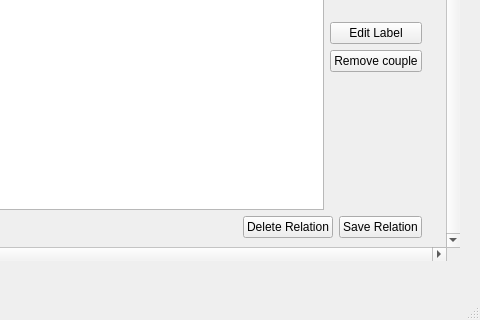
guillaumejounel/PluriNotes, file PluriNotes/relationswindows.ui: the form before one commit; both pictures show x 430 to 910 and y 318 to 638 of the 910 by 638 pixel window.
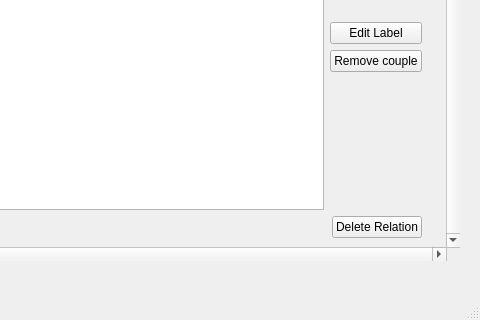
The form after the commit.

Commit message: QDialog to change label

Diff of the .ui file:
```diff
--- a/PluriNotes/relationswindows.ui
+++ b/PluriNotes/relationswindows.ui
@@ -483,13 +483,6 @@
                        </property>
                       </widget>
                      </item>
-                     <item>
-                      <widget class="QPushButton" name="saveRelationEditButton">
-                       <property name="text">
-                        <string>Save Relation</string>
-                       </property>
-                      </widget>
-                     </item>
                     </layout>
                    </item>
                   </layout>
```
Left out of the diff: 17 changed lines with no effect on the pictures. The commit also changes 3 other files.
